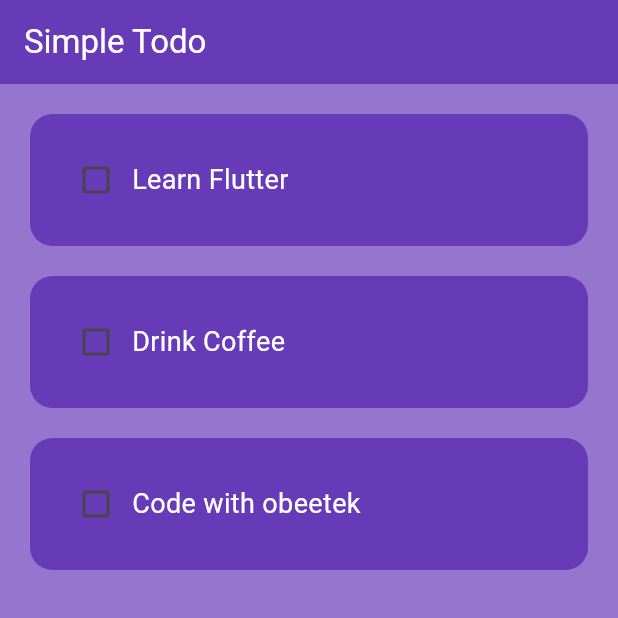
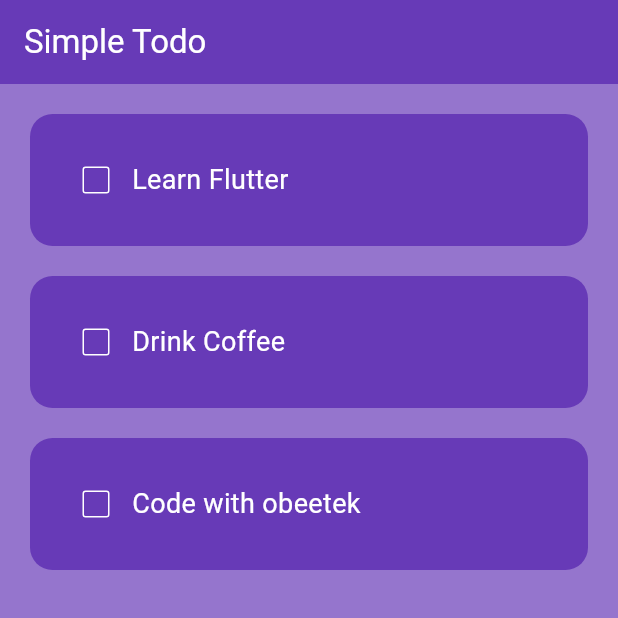
Before and after one commit to Ryuuutaaa/toDoList-flutter, a Flutter app: the screen it shows after launch, on a phone screen of 412 x 824 dp, the top half of it. Run offline on Flutter 3.47's test engine with Material 3 defaults, Android fonts, the phone set to English and light mode, and no system bars.

Commit message:
refactor : checklist desaind check

```diff
--- a/lib/utils/todo_list.dart
+++ b/lib/utils/todo_list.dart
@@ -29,7 +29,13 @@ class TodoList extends StatelessWidget {
         ),
         child: Row(
           children: [
-            Checkbox(value: taskComplated, onChanged: onChanged),
+            Checkbox(
+              value: taskComplated,
+              onChanged: onChanged,
+              checkColor: Colors.black,
+              activeColor: Colors.white,
+              side: const BorderSide(color: Colors.white),
+            ),
             Text(
               taskName, // Hapus tanda titik koma
               style: const TextStyle(
```
